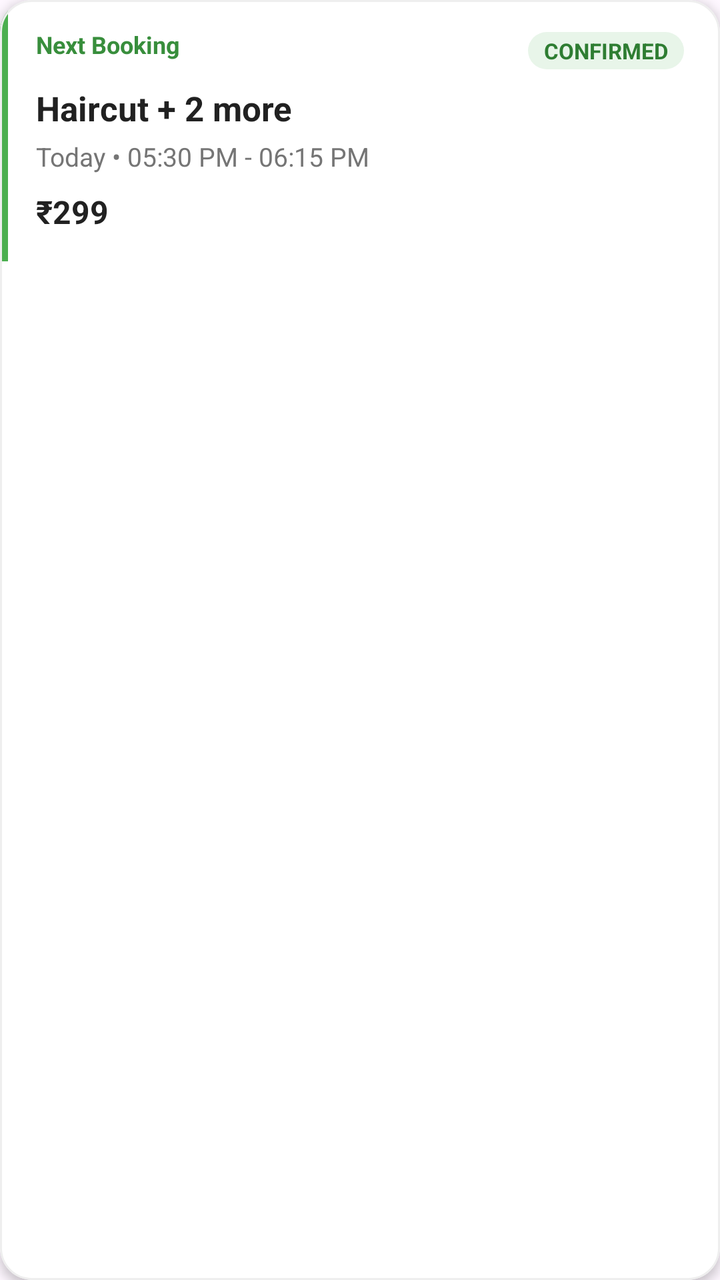
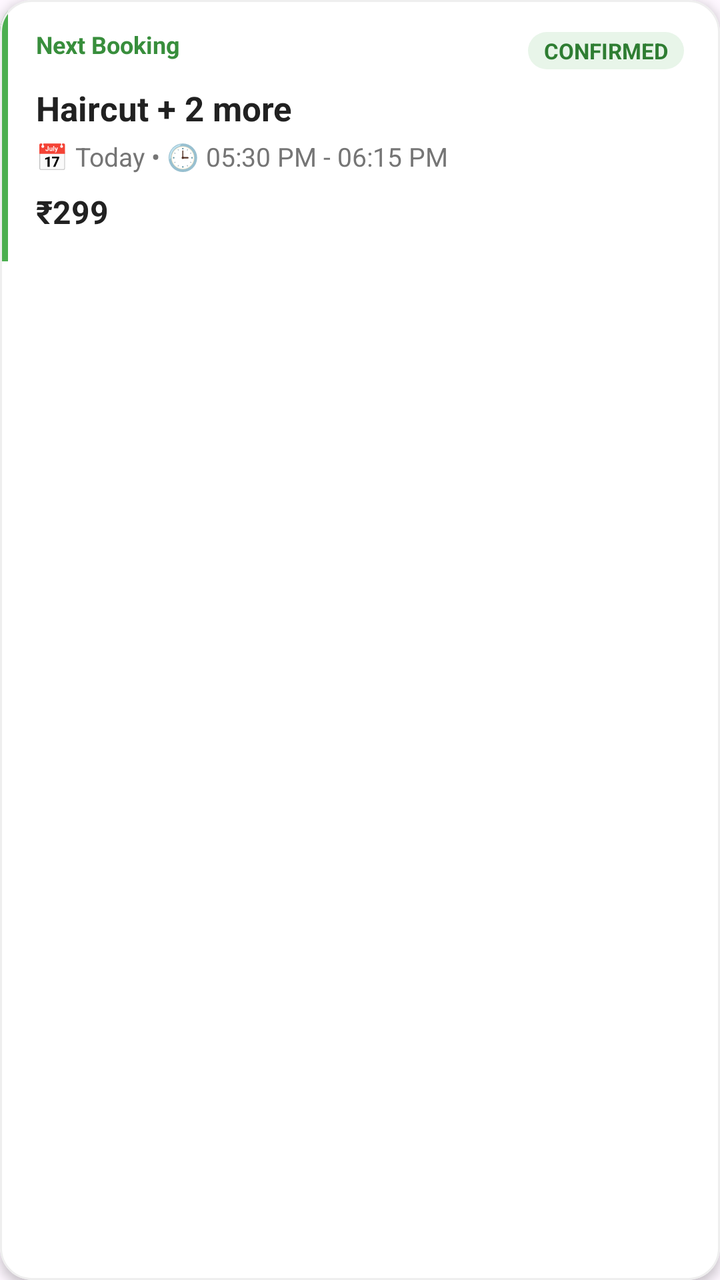

The first picture is an Android layout as it rendered before a commit; the second is the same layout after the commit. The layout source and the unified diff follow.
<!-- AndroidManifest.xml: application theme Theme.TheKaincheeUser -->
<!-- res/layout/booking_item.xml -->
<?xml version="1.0" encoding="utf-8"?>
<com.google.android.material.card.MaterialCardView
    xmlns:android="http://schemas.android.com/apk/res/android"
    xmlns:app="http://schemas.android.com/apk/res-auto"
    android:layout_width="match_parent"
    android:layout_height="wrap_content"
    android:layout_margin="10dp"
    app:cardBackgroundColor="#FFFFFF"
    app:cardCornerRadius="16dp"
    app:cardElevation="3dp"
    app:strokeWidth="1dp"
    app:strokeColor="#EEEEEE"
    android:clickable="true"
    android:focusable="true"
    app:rippleColor="#E0E0E0">

    <LinearLayout
        android:layout_width="match_parent"
        android:layout_height="wrap_content"
        android:orientation="horizontal">

        <View
            android:layout_width="4dp"
            android:layout_height="match_parent"
            android:background="#4CAF50"/>

        <LinearLayout
            android:layout_width="match_parent"
            android:layout_height="wrap_content"
            android:orientation="vertical"
            android:padding="14dp">

            <androidx.constraintlayout.widget.ConstraintLayout
                android:layout_width="match_parent"
                android:layout_height="wrap_content">

                <TextView
                    android:id="@+id/tvLabel"
                    android:layout_width="wrap_content"
                    android:layout_height="wrap_content"
                    android:text="Next Booking"
                    android:textSize="12sp"
                    android:textStyle="bold"
                    android:textColor="#388E3C"
                    app:layout_constraintStart_toStartOf="parent"
                    app:layout_constraintTop_toTopOf="parent"/>

                <TextView
                    android:id="@+id/tvStatus"
                    android:layout_width="wrap_content"
                    android:layout_height="wrap_content"
                    android:text="CONFIRMED"
                    android:textSize="11sp"
                    android:textStyle="bold"
                    android:textColor="#2E7D32"
                    android:paddingStart="8dp"
                    android:paddingEnd="8dp"
                    android:paddingTop="2dp"
                    android:paddingBottom="2dp"
                    android:gravity="center"
                    android:layout_marginEnd="4dp"
                    android:layout_marginTop="2dp"
                    android:background="@drawable/bg_status_confirmed"
                    app:layout_constraintEnd_toEndOf="parent"
                    app:layout_constraintTop_toTopOf="parent"/>

            </androidx.constraintlayout.widget.ConstraintLayout>

            <TextView
                android:id="@+id/tvServices"
                android:layout_width="wrap_content"
                android:layout_height="wrap_content"
                android:text="Haircut + 2 more"
                android:textSize="17sp"
                android:textStyle="bold"
                android:textColor="#212121"
                android:layout_marginTop="8dp"/>

            <TextView
                android:id="@+id/tvDateTime"
                android:layout_width="wrap_content"
                android:layout_height="wrap_content"
                android:text="Today • 05:30 PM - 06:15 PM"
                android:textSize="13sp"
                android:textColor="#757575"
                android:layout_marginTop="4dp"/>

            <TextView
                android:id="@+id/tvPrice"
                android:layout_width="wrap_content"
                android:layout_height="wrap_content"
                android:text="₹299"
                android:textSize="16sp"
                android:textStyle="bold"
                android:textColor="#212121"
                android:layout_marginTop="8dp"/>

        </LinearLayout>

    </LinearLayout>

</com.google.android.material.card.MaterialCardView>
<!-- resources referenced by this layout -->
<resources>
  <!-- drawable bg_status_confirmed (drawable) -->
  <?xml version="1.0" encoding="utf-8"?>
  <shape xmlns:android="http://schemas.android.com/apk/res/android">
      <solid android:color="#E8F5E9"/>
      <corners android:radius="50dp"/>
  </shape>
  <style name="Theme.TheKaincheeUser" parent="Base.Theme.TheKaincheeUser" />
  <style name="Base.Theme.TheKaincheeUser" parent="Theme.Material3.DayNight.NoActionBar">
          
          
          <item name="colorPrimary">@color/primaryColor</item>
      </style>
  <color name="primaryColor">#00695C</color>
</resources>

<!-- the commit's change to res/layout/booking_item.xml (unified diff, before → after) -->
@@ -80,7 +80,7 @@
                 android:id="@+id/tvDateTime"
                 android:layout_width="wrap_content"
                 android:layout_height="wrap_content"
-                android:text="Today • 05:30 PM - 06:15 PM"
+                android:text="📅 Today • 🕒 05:30 PM - 06:15 PM"
                 android:textSize="13sp"
                 android:textColor="#757575"
                 android:layout_marginTop="4dp"/>
